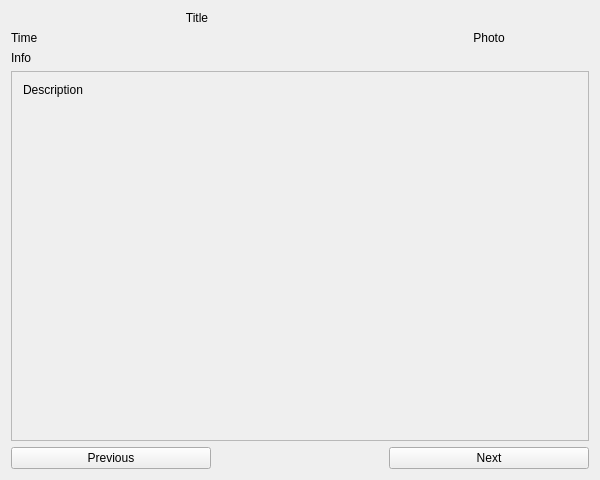
Qt form src/ui/epg/EpgShow.ui (ntadej/tano) before a commit.
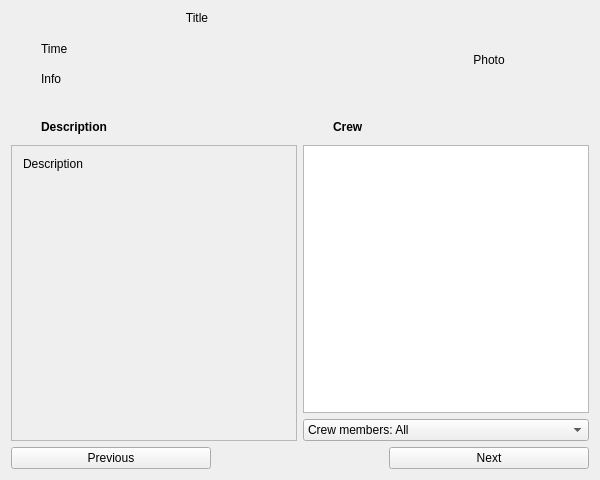
The same form after that commit. Icons and pictures are not drawn.

Commit message: XMLTV crew support

The edit to the form file:
```diff
--- a/src/ui/epg/EpgShow.ui
+++ b/src/ui/epg/EpgShow.ui
@@ -15,49 +15,7 @@
     <normaloff>:/icons/48x48/calendar.png</normaloff>:/icons/48x48/calendar.png</iconset>
   </property>
   <layout class="QGridLayout" name="layout">
-   <item row="3" column="0" colspan="3">
-    <widget class="QScrollArea" name="scrollArea">
-     <property name="widgetResizable">
-      <bool>true</bool>
-     </property>
-     <widget class="QWidget" name="scrollAreaWidgetContents">
-      <property name="geometry">
-       <rect>
-        <x>0</x>
-        <y>0</y>
-        <width>586</width>
-        <height>366</height>
-       </rect>
-      </property>
-      <layout class="QVBoxLayout" name="verticalLayout_2">
-       <item>
-        <widget class="QLabel" name="labelDescription">
-         <property name="text">
-          <string notr="true">Description</string>
-         </property>
-         <property name="wordWrap">
-          <bool>true</bool>
-         </property>
-        </widget>
-       </item>
-       <item>
-        <spacer name="verticalSpacer_3">
-         <property name="orientation">
-          <enum>Qt::Vertical</enum>
-         </property>
-         <property name="sizeHint" stdset="0">
-          <size>
-           <width>20</width>
-           <height>0</height>
-          </size>
-         </property>
-        </spacer>
-       </item>
-      </layout>
-     </widget>
-    </widget>
-   </item>
-   <item row="0" column="0" colspan="2">
+   <item row="0" column="0" colspan="3">
     <widget class="QLabel" name="labelTitle">
      <property name="text">
       <string notr="true">Title</string>
@@ -70,24 +28,7 @@
      </property>
     </widget>
    </item>
-   <item row="1" column="0" colspan="2">
-    <widget class="QLabel" name="labelTime">
-     <property name="text">
-      <string notr="true">Time</string>
-     </property>
-    </widget>
-   </item>
-   <item row="2" column="0" colspan="2">
-    <widget class="QLabel" name="labelInfo">
-     <property name="text">
-      <string notr="true">Info</string>
-     </property>
-     <property name="wordWrap">
-      <bool>true</bool>
-     </property>
-    </widget>
-   </item>
-   <item row="5" column="0">
+   <item row="11" column="0">
     <widget class="QPushButton" name="buttonPrevious">
      <property name="minimumSize">
       <size>
@@ -116,36 +57,7 @@
      </property>
     </widget>
    </item>
-   <item row="5" column="2">
-    <widget class="QPushButton" name="buttonNext">
-     <property name="minimumSize">
-      <size>
-       <width>200</width>
-       <height>0</height>
-      </size>
-     </property>
-     <property name="maximumSize">
-      <size>
-       <width>200</width>
-       <height>16777215</height>
-      </size>
-     </property>
-     <property name="text">
-      <string>Next</string>
-     </property>
-     <property name="icon">
-      <iconset resource="../../../data/icons.qrc">
-       <normaloff>:/icons/24x24/go-next.png</normaloff>:/icons/24x24/go-next.png</iconset>
-     </property>
-     <property name="iconSize">
-      <size>
-       <width>24</width>
-       <height>24</height>
-      </size>
-     </property>
-    </widget>
-   </item>
-   <item row="5" column="1">
+   <item row="11" column="2">
     <spacer name="horizontalSpacer">
      <property name="orientation">
       <enum>Qt::Horizontal</enum>
@@ -158,7 +70,7 @@
      </property>
     </spacer>
    </item>
-   <item row="0" column="2" rowspan="3">
+   <item row="0" column="3" rowspan="7">
     <widget class="QLabel" name="labelPhoto">
      <property name="maximumSize">
       <size>
@@ -174,6 +86,304 @@
      </property>
     </widget>
    </item>
+   <item row="11" column="3">
+    <widget class="QPushButton" name="buttonNext">
+     <property name="minimumSize">
+      <size>
+       <width>200</width>
+       <height>0</height>
+      </size>
+     </property>
+     <property name="maximumSize">
+      <size>
+       <width>200</width>
+       <height>16777215</height>
+      </size>
+     </property>
+     <property name="text">
+      <string>Next</string>
+     </property>
+     <property name="icon">
+      <iconset resource="../../../data/icons.qrc">
+       <normaloff>:/icons/24x24/go-next.png</normaloff>:/icons/24x24/go-next.png</iconset>
+     </property>
+     <property name="iconSize">
+      <size>
+       <width>24</width>
+       <height>24</height>
+      </size>
+     </property>
+    </widget>
+   </item>
+   <item row="2" column="0" colspan="3">
+    <layout class="QHBoxLayout" name="horizontalLayout">
+     <item>
+      <widget class="QLabel" name="labelTimeIcon">
+       <property name="minimumSize">
+        <size>
+         <width>24</width>
+         <height>24</height>
+        </size>
+       </property>
+       <property name="maximumSize">
+        <size>
+         <width>24</width>
+         <height>24</height>
+        </size>
+       </property>
+       <property name="text">
+        <string/>
+       </property>
+       <property name="pixmap">
+        <pixmap resource="../../../data/icons.qrc">:/icons/24x24/timer.png</pixmap>
+       </property>
+      </widget>
+     </item>
+     <item>
+      <widget class="QLabel" name="labelTime">
+       <property name="text">
+        <string notr="true">Time</string>
+       </property>
+      </widget>
+     </item>
+    </layout>
+   </item>
+   <item row="3" column="0" colspan="3">
+    <layout class="QHBoxLayout" name="horizontalLayout_2">
+     <item>
+      <widget class="QLabel" name="labelInfoIcon">
+       <property name="minimumSize">
+        <size>
+         <width>24</width>
+         <height>24</height>
+        </size>
+       </property>
+       <property name="maximumSize">
+        <size>
+         <width>24</width>
+         <height>24</height>
+        </size>
+       </property>
+       <property name="text">
+        <string/>
+       </property>
+       <property name="pixmap">
+        <pixmap resource="../../../data/icons.qrc">:/icons/24x24/information.png</pixmap>
+       </property>
+      </widget>
+     </item>
+     <item>
+      <widget class="QLabel" name="labelInfo">
+       <property name="text">
+        <string notr="true">Info</string>
+       </property>
+       <property name="wordWrap">
+        <bool>true</bool>
+       </property>
+      </widget>
+     </item>
+    </layout>
+   </item>
+   <item row="5" column="0" rowspan="2" colspan="2">
+    <spacer name="verticalSpacer">
+     <property name="orientation">
+      <enum>Qt::Vertical</enum>
+     </property>
+     <property name="sizeType">
+      <enum>QSizePolicy::Minimum</enum>
+     </property>
+     <property name="sizeHint" stdset="0">
+      <size>
+       <width>0</width>
+       <height>0</height>
+      </size>
+     </property>
+    </spacer>
+   </item>
+   <item row="7" column="0" colspan="4">
+    <layout class="QHBoxLayout" name="main">
+     <item>
+      <layout class="QGridLayout" name="layoutDescription">
+       <item row="0" column="0">
+        <widget class="QLabel" name="labelDescriptionIcon">
+         <property name="minimumSize">
+          <size>
+           <width>24</width>
+           <height>24</height>
+          </size>
+         </property>
+         <property name="maximumSize">
+          <size>
+           <width>24</width>
+           <height>24</height>
+          </size>
+         </property>
+         <property name="pixmap">
+          <pixmap resource="../../../data/icons.qrc">:/icons/24x24/subtitle.png</pixmap>
+         </property>
+        </widget>
+       </item>
+       <item row="1" column="0" colspan="2">
+        <widget class="QScrollArea" name="scrollArea">
+         <property name="widgetResizable">
+          <bool>true</bool>
+         </property>
+         <widget class="QWidget" name="scrollAreaWidgetContents">
+          <property name="geometry">
+           <rect>
+            <x>0</x>
+            <y>0</y>
+            <width>285</width>
+            <height>300</height>
+           </rect>
+          </property>
+          <layout class="QVBoxLayout" name="verticalLayout_2">
+           <item>
+            <widget class="QLabel" name="labelDescription">
+             <property name="text">
+              <string notr="true">Description</string>
+             </property>
+             <property name="wordWrap">
+              <bool>true</bool>
+             </property>
+            </widget>
+           </item>
+           <item>
+            <spacer name="verticalSpacer_3">
+             <property name="orientation">
+              <enum>Qt::Vertical</enum>
+             </property>
+             <property name="sizeHint" stdset="0">
+              <size>
+               <width>20</width>
+               <height>0</height>
+              </size>
+             </property>
+            </spacer>
+           </item>
+          </layout>
+         </widget>
+        </widget>
+       </item>
+       <item row="0" column="1">
+        <widget class="QLabel" name="labelDescriptionName">
+         <property name="text">
+          <string>&lt;b&gt;Description&lt;/b&gt;</string>
+         </property>
+        </widget>
+       </item>
+      </layout>
+     </item>
+     <item>
+      <layout class="QGridLayout" name="layoutCrew">
+       <item row="0" column="0">
+        <widget class="QLabel" name="labelCrewIcon">
+         <property name="minimumSize">
+          <size>
+           <width>24</width>
+           <height>24</height>
+          </size>
+         </property>
+         <property name="maximumSize">
+          <size>
+           <width>24</width>
+           <height>24</height>
+          </size>
+         </property>
+         <property name="pixmap">
+          <pixmap resource="../../../data/icons.qrc">:/icons/24x24/crew.png</pixmap>
+         </property>
+        </widget>
+       </item>
+       <item row="0" column="1">
+        <widget class="QLabel" name="labelCrew">
+         <property name="text">
+          <string>&lt;b&gt;Crew&lt;/b&gt;</string>
+         </property>
+        </widget>
+       </item>
+       <item row="1" column="0" colspan="2">
+        <widget class="QListView" name="crew">
+         <property name="minimumSize">
+          <size>
+           <width>250</width>
+           <height>0</height>
+          </size>
+         </property>
+         <property name="editTriggers">
+          <set>QAbstractItemView::NoEditTriggers</set>
+         </property>
+         <property name="alternatingRowColors">
+          <bool>true</bool>
+         </property>
+         <property name="selectionMode">
+          <enum>QAbstractItemView::NoSelection</enum>
+         </property>
+        </widget>
+       </item>
+       <item row="2" column="0" colspan="2">
+        <widget class="QComboBox" name="comboCrewType">
+         <item>
+          <property name="text">
+           <string>Crew members: All</string>
+          </property>
+         </item>
+         <item>
+          <property name="text">
+           <string>Director</string>
+          </property>
+         </item>
+         <item>
+          <property name="text">
+           <string>Actor</string>
+          </property>
+         </item>
+         <item>
+          <property name="text">
+           <string>Writer</string>
+          </property>
+         </item>
+         <item>
+          <property name="text">
+           <string>Adapter</string>
+          </property>
+         </item>
+         <item>
+          <property name="text">
+           <string>Producer</string>
+          </property>
+         </item>
+         <item>
+          <property name="text">
+           <string>Composer</string>
+          </property>
+         </item>
+         <item>
+          <property name="text">
+           <string>Editor</string>
+          </property>
+         </item>
+         <item>
+          <property name="text">
+           <string>Presenter</string>
+          </property>
+         </item>
+         <item>
+          <property name="text">
+           <string>Commentator</string>
+          </property>
+         </item>
+         <item>
+          <property name="text">
+           <string>Guest</string>
+          </property>
+         </item>
+        </widget>
+       </item>
+      </layout>
+     </item>
+    </layout>
+   </item>
   </layout>
  </widget>
  <layoutdefault spacing="6" margin="11"/>
```
The commit also changes 35 other files.
